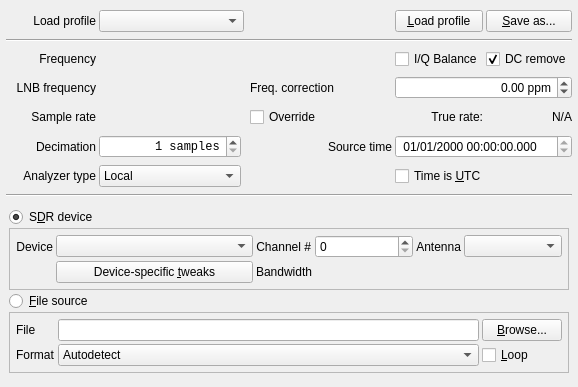
Above: ui/ProfileConfigTab.ui from BatchDrake/SigDigger before the change. Below: the same form after it.
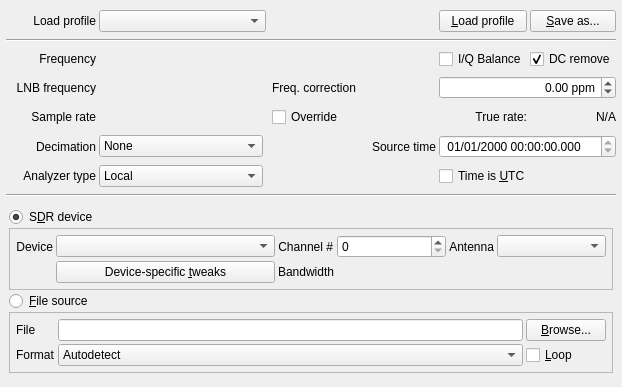
That is the form after the change. Custom widgets are drawn as their Qt base class.

```diff
--- a/ui/ProfileConfigTab.ui
+++ b/ui/ProfileConfigTab.ui
@@ -6,7 +6,7 @@
    <rect>
     <x>0</x>
     <y>0</y>
-    <width>578</width>
+    <width>622</width>
     <height>387</height>
    </rect>
   </property>
@@ -60,36 +60,6 @@
      </item>
     </widget>
    </item>
-   <item row="8" column="1">
-    <widget class="QSpinBox" name="decimationSpin">
-     <property name="enabled">
-      <bool>true</bool>
-     </property>
-     <property name="sizePolicy">
-      <sizepolicy hsizetype="Expanding" vsizetype="Fixed">
-       <horstretch>0</horstretch>
-       <verstretch>0</verstretch>
-      </sizepolicy>
-     </property>
-     <property name="font">
-      <font>
-       <family>Monospace</family>
-      </font>
-     </property>
-     <property name="alignment">
-      <set>Qt::AlignRight|Qt::AlignTrailing|Qt::AlignVCenter</set>
-     </property>
-     <property name="suffix">
-      <string> samples</string>
-     </property>
-     <property name="minimum">
-      <number>1</number>
-     </property>
-     <property name="maximum">
-      <number>1000000</number>
-     </property>
-    </widget>
-   </item>
    <item row="5" column="2">
     <widget class="QWidget" name="widget_6" native="true">
      <property name="sizePolicy">
@@ -936,6 +906,55 @@
      </property>
     </widget>
    </item>
+   <item row="8" column="1">
+    <widget class="QComboBox" name="decimCombo">
+     <item>
+      <property name="text">
+       <string>None</string>
+      </property>
+     </item>
+     <item>
+      <property name="text">
+       <string>/2</string>
+      </property>
+     </item>
+     <item>
+      <property name="text">
+       <string>/4</string>
+      </property>
+     </item>
+     <item>
+      <property name="text">
+       <string>/8</string>
+      </property>
+     </item>
+     <item>
+      <property name="text">
+       <string>/16</string>
+      </property>
+     </item>
+     <item>
+      <property name="text">
+       <string>/32</string>
+      </property>
+     </item>
+     <item>
+      <property name="text">
+       <string>/64</string>
+      </property>
+     </item>
+     <item>
+      <property name="text">
+       <string>/128</string>
+      </property>
+     </item>
+     <item>
+      <property name="text">
+       <string>/256</string>
+      </property>
+     </item>
+    </widget>
+   </item>
   </layout>
  </widget>
  <customwidgets>
```
